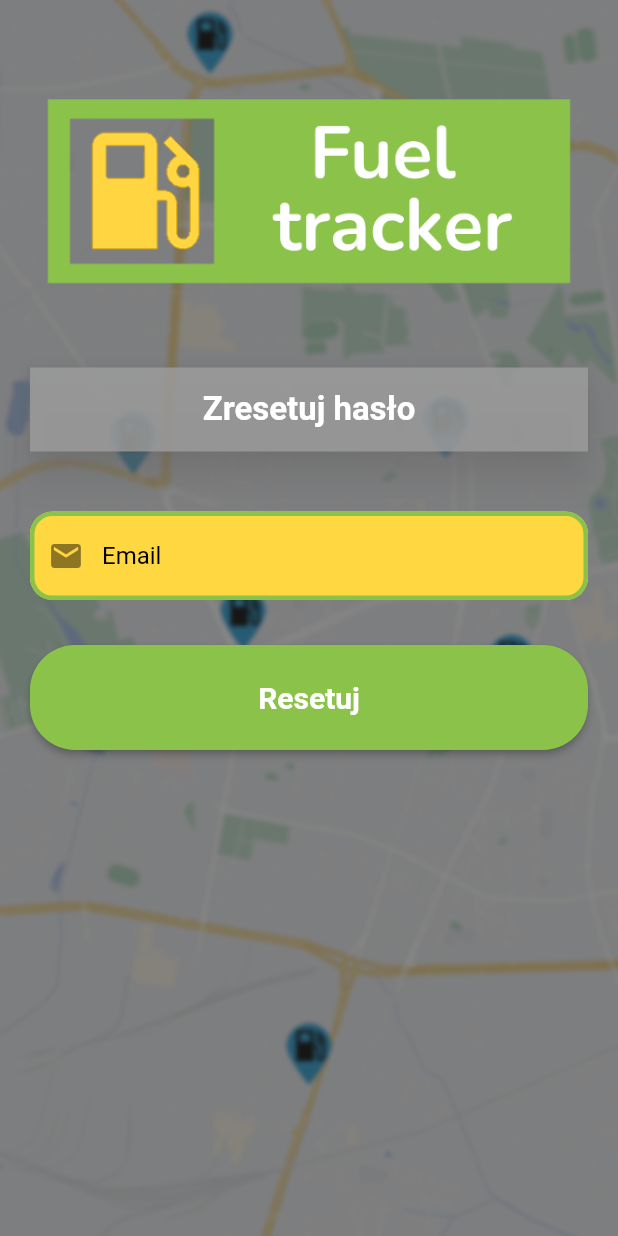
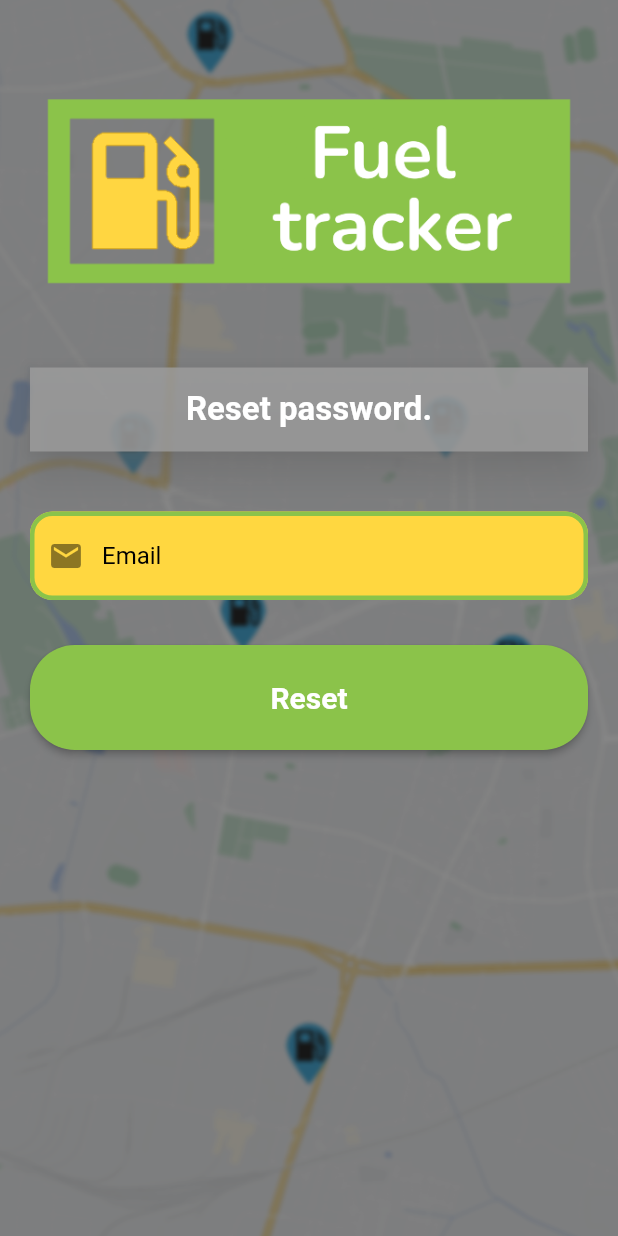
Before and after one commit to Shriz07/Fuel-tracker, a Flutter app: the ResetScreen screen opened directly, on a phone screen of 412 x 824 dp. Run offline on Flutter 3.47's test engine with Material 2 defaults, Android fonts, the phone set to English and light mode, and no system bars; our stand-ins replace charts_flutter, cloud_firestore, firebase_auth, firebase_core, flutter_local_notifications, flutter_rating_bar and 3 more; missing offline and left inert: charts_common, time_ago_provider; accounts and stored records are empty; network calls fail.

Commit message:
Added multilanguage support for password reset

```diff
--- a/lib/Screens/Authentication/login.dart
+++ b/lib/Screens/Authentication/login.dart
@@ -89,8 +89,6 @@ class _LoginState extends State<Login> {
                       child: MaterialButton(
                         onPressed: () async {
                           if (_formkey.currentState!.validate()) {
-                            print(_emailController.text);
-                            print(_passwordController.text);
                             await loginProvider.login(
                               _emailController.text.trim(),
                               _passwordController.text.trim(),
@@ -149,14 +147,14 @@ class _LoginState extends State<Login> {
                         mainAxisAlignment: MainAxisAlignment.center,
                         children: [
                           Text(
-                            'Nie pamiętasz hasła?',
+                            t.loginPasswordResetMessage,
                             style: TextStyle(fontSize: 17, color: Colors.white),
                           ),
                           SizedBox(width: 5),
                           TextButton(
                             onPressed: () => Navigator.of(context).push(MaterialPageRoute(builder: (context) => ResetScreen())),
                             child: Text(
-                              'Zresetuj hasło',
+                              t.loginPasswordResetButton,
                               style: TextStyle(fontSize: 17, fontWeight: FontWeight.bold, color: Theme.of(context).primaryColor),
                             ),
                           )
--- a/lib/Screens/Authentication/reset.dart
+++ b/lib/Screens/Authentication/reset.dart
@@ -1,6 +1,7 @@
 import 'package:firebase_auth/firebase_auth.dart';
 import 'package:flutter/material.dart';
 import 'package:fuel_tracker/Widgets/popup_dialog.dart';
+import 'package:fuel_tracker/l10n/app_localizations.dart';
 import 'package:fuel_tracker/services/authentication_services/auth_services.dart';
 import 'package:provider/provider.dart';
 
@@ -28,7 +29,7 @@ class _ResetScreenState extends State<ResetScreen> {
 
   @override
   Widget build(BuildContext context) {
-    bool _isError = false;
+    var t = AppLocalizations.of(context);
 
     return Scaffold(
       body: Container(
@@ -64,7 +65,7 @@ class _ResetScreenState extends State<ResetScreen> {
                           Padding(
                             padding: const EdgeInsets.all(15.0),
                             child: Text(
-                              'Zresetuj hasło',
+                              t!.resetTitle,
                               style: TextStyle(fontSize: 22, fontWeight: FontWeight.bold, color: Colors.white),
                             ),
                           ),
@@ -74,11 +75,11 @@ class _ResetScreenState extends State<ResetScreen> {
                     SizedBox(height: 40),
                     TextFormField(
                       controller: _emailController,
-                      validator: (val) => val!.isNotEmpty ? null : 'Podaj email',
+                      validator: (val) => val!.isNotEmpty ? null : t.resetEmailValidatorMessage,
                       decoration: InputDecoration(
                         errorStyle: TextStyle(color: Colors.yellow, fontSize: 15),
                         filled: true,
-                        hintText: 'Email',
+                        hintText: t.resetEmailHint,
                         prefixIcon: Icon(Icons.mail),
                         border: const OutlineInputBorder(),
                       ),
@@ -92,9 +93,9 @@ class _ResetScreenState extends State<ResetScreen> {
                             await showDialog(
                               context: context,
                               builder: (BuildContext context) => PopupDialog(
-                                title: 'Powiadomienie',
-                                message: 'Na twoją skrzynkę mailową został wysłany link do zmiany hasła.',
-                                close: 'Zamknij',
+                                title: t.resetCorrectPopupTitle,
+                                message: t.resetCorrectPopupMessage,
+                                close: t.resetCorrectPopupClose,
                               ),
                             );
                             Navigator.of(context).pop();
@@ -102,9 +103,9 @@ class _ResetScreenState extends State<ResetScreen> {
                             await showDialog(
                               context: context,
                               builder: (BuildContext context) => PopupDialog(
-                                title: 'Uwaga',
-                                message: 'Wystąpił błąd. Sprawdź czy podałeś poprawny email.',
-                                close: 'Zamknij',
+                                title: t.resetErrorPopupTitle,
+                                message: t.resetErrorPopupMessage,
+                                close: t.resetErrorPopupClose,
                               ),
                             );
                           }
@@ -117,7 +118,7 @@ class _ResetScreenState extends State<ResetScreen> {
                           borderRadius: BorderRadius.circular(30),
                         ),
                         child: Text(
-                          'Resetuj',
+                          t.resetApplyButton,
                           style: TextStyle(
                             fontSize: 20,
                             fontWeight: FontWeight.bold,
@@ -125,22 +126,6 @@ class _ResetScreenState extends State<ResetScreen> {
                         ),
                       ),
                     ),
-                    /*if (_isError == true)
-                      Container(
-                        padding: EdgeInsets.symmetric(horizontal: 10, vertical: 5),
-                        color: Theme.of(context).indicatorColor,
-                        child: ListTile(
-                          title: Text(
-                            'Błąd',
-                            style: TextStyle(color: Theme.of(context).errorColor),
-                          ),
-                          leading: Icon(Icons.error),
-                          trailing: IconButton(
-                            icon: Icon(Icons.close),
-                            onPressed: () => _isError = false,
-                          ),
-                        ),
-                      )*/
                   ],
                 ),
               ),
--- a/lib/l10n/app_en.arb
+++ b/lib/l10n/app_en.arb
@@ -33,6 +33,8 @@
     "loginButtonApply": "Login",
     "loginNoAccountMessage": "Don't have an account?",
     "loginNoAccountButton": "Create here",
+    "loginPasswordResetMessage": "Forgot your password?",
+    "loginPasswordResetButton": "Reset password",
 
     "registerTitle": "Create an account to continue",
     "registerEmailValidatorMessage": "Enter valid Email address",
@@ -42,6 +44,17 @@
     "registerButtonApply": "Create account",
     "registerAlreadyMessage": "Already registered?",
     "registerAlreadyButton": "Login here",
+
+    "resetTitle": "Reset password.",
+    "resetEmailHint": "Email",
+    "resetEmailValidatorMessage": "Enter valid Email address",
+    "resetCorrectPopupTitle": "Notification",
+    "resetCorrectPopupMessage": "A link to change your password has been sent to your email.",
+    "resetCorrectPopupClose": "Close",
+    "resetErrorPopupTitle": "Attention",
+    "resetErrorPopupMessage": "An error occured. Check that you have provided correct email address.",
+    "resetErrorPopupClose": "Close",
+    "resetApplyButton": "Reset",
 
     "navbar1Item": "Avg prices",
     "navbar2Item": "Stations",
--- a/lib/l10n/app_localizations.dart
+++ b/lib/l10n/app_localizations.dart
@@ -268,6 +268,18 @@ abstract class AppLocalizations {
   /// **'Create here'**
   String get loginNoAccountButton;
 
+  /// No description provided for @loginPasswordResetMessage.
+  ///
+  /// In en, this message translates to:
+  /// **'Forgot your password?'**
+  String get loginPasswordResetMessage;
+
+  /// No description provided for @loginPasswordResetButton.
+  ///
+  /// In en, this message translates to:
+  /// **'Reset password'**
+  String get loginPasswordResetButton;
+
   /// No description provided for @registerTitle.
   ///
   /// In en, this message translates to:
@@ -315,6 +327,66 @@ abstract class AppLocalizations {
   /// In en, this message translates to:
   /// **'Login here'**
   String get registerAlreadyButton;
+
+  /// No description provided for @resetTitle.
+  ///
+  /// In en, this message translates to:
+  /// **'Reset password.'**
+  String get resetTitle;
+
+  /// No description provided for @resetEmailHint.
+  ///
+  /// In en, this message translates to:
+  /// **'Email'**
+  String get resetEmailHint;
+
+  /// No description provided for @resetEmailValidatorMessage.
+  ///
+  /// In en, this message translates to:
+  /// **'Enter valid Email address'**
+  String get resetEmailValidatorMessage;
+
+  /// No description provided for @resetCorrectPopupTitle.
+  ///
+  /// In en, this message translates to:
+  /// **'Notification'**
+  String get resetCorrectPopupTitle;
+
+  /// No description provided for @resetCorrectPopupMessage.
+  ///
+  /// In en, this message translates to:
+  /// **'A link to change your password has been sent to your email.'**
+  String get resetCorrectPopupMessage;
+
+  /// No description provided for @resetCorrectPopupClose.
+  ///
+  /// In en, this message translates to:
+  /// **'Close'**
+  String get resetCorrectPopupClose;
+
+  /// No description provided for @resetErrorPopupTitle.
+  ///
+  /// In en, this message translates to:
+  /// **'Attention'**
+  String get resetErrorPopupTitle;
+
+  /// No description provided for @resetErrorPopupMessage.
+  ///
+  /// In en, this message translates to:
+  /// **'An error occured. Check that you have provided correct email address.'**
+  String get resetErrorPopupMessage;
+
+  /// No description provided for @resetErrorPopupClose.
+  ///
+  /// In en, this message translates to:
+  /// **'Close'**
+  String get resetErrorPopupClose;
+
+  /// No description provided for @resetApplyButton.
+  ///
+  /// In en, this message translates to:
+  /// **'Reset'**
+  String get resetApplyButton;
 
   /// No description provided for @navbar1Item.
   ///
@@ -544,7 +616,7 @@ class _AppLocalizationsDelegate extends LocalizationsDelegate<AppLocalizations>
 
   @override
   Future<AppLocalizations> load(Locale locale) {
-    return SynchronousFuture<AppLocalizations>(_lookupAppLocalizations(locale));
+    return SynchronousFuture<AppLocalizations>(lookupAppLocalizations(locale));
   }
 
   @override
@@ -554,16 +626,14 @@ class _AppLocalizationsDelegate extends LocalizationsDelegate<AppLocalizations>
   bool shouldReload(_AppLocalizationsDelegate old) => false;
 }
 
-AppLocalizations _lookupAppLocalizations(Locale locale) {
+AppLocalizations lookupAppLocalizations(Locale locale) {
 
 
-
-// Lookup logic when only language code is specified.
-switch (locale.languageCode) {
-  case 'en': return AppLocalizationsEn();
+  // Lookup logic when only language code is specified.
+  switch (locale.languageCode) {
+    case 'en': return AppLocalizationsEn();
     case 'pl': return AppLocalizationsPl();
-}
-
+  }
 
   throw FlutterError(
     'AppLocalizations.delegate failed to load unsupported locale "$locale". This is likely '
```
Also changed, not shown: lib/l10n/app_localizations_en.dart (+36 -0 lines), lib/l10n/app_localizations_pl.dart (+36 -0 lines), lib/l10n/app_pl.arb (+13 -0 lines).
